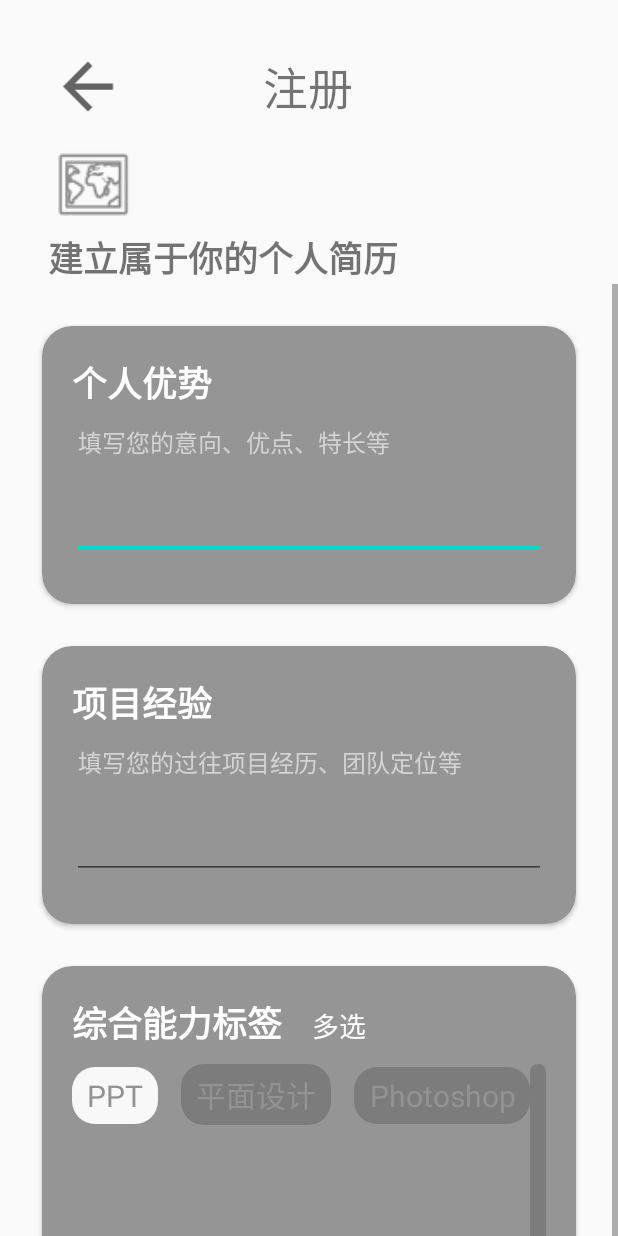
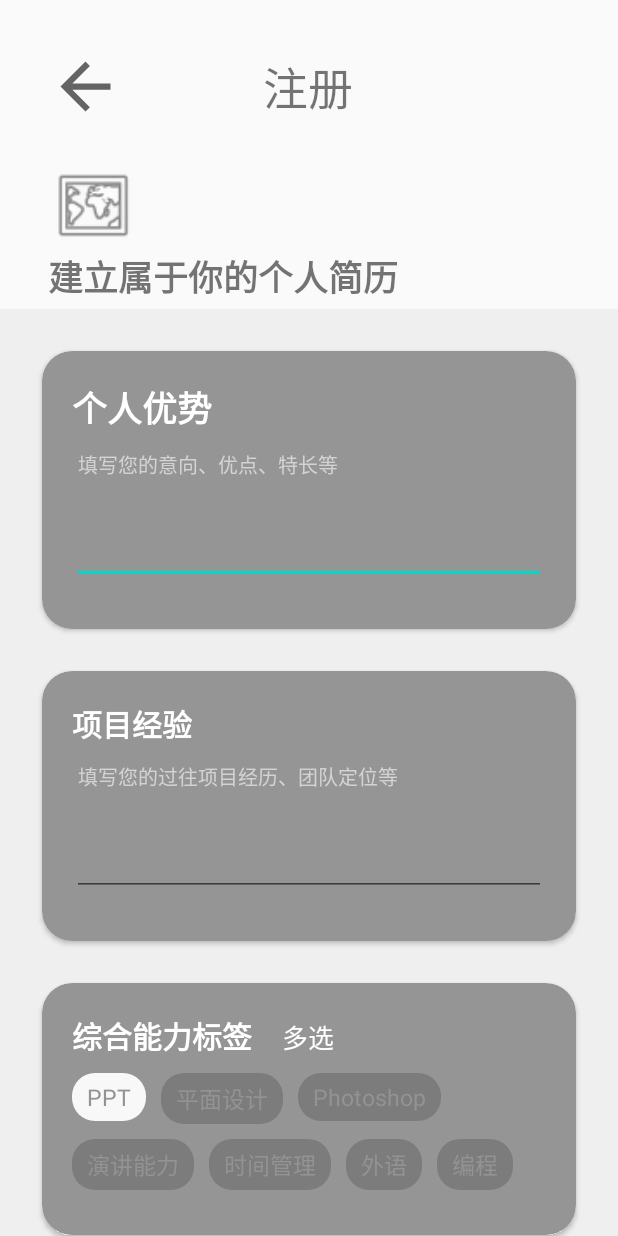
Before and after one commit to CHENEY-0314/Talent_bank, an Android app: the RegisterActivity screen opened directly, with no data from a screen before it, on a phone screen of 412 x 824 dp. Run offline under Robolectric (Android 15) with nearby library versions, the phone set to English and light mode, and no system bars; our stand-ins replace FlexboxLayout.

Commit message:
version1.0

```diff
--- a/app/build.gradle
+++ b/app/build.gradle
@@ -33,5 +33,9 @@ dependencies {
     androidTestImplementation 'androidx.test.espresso:espresso-core:3.2.0'
     implementation 'androidx.cardview:cardview:1.0.0'
     implementation 'com.google.android.material:material:1.1.0'
-    implementation 'androidx.cardview:cardview:1.0.0'
+    //RecyclerView
+
+    //FlexboxLayout
+    implementation 'com.google.android:flexbox:1.0.0'
+
 }
--- a/app/src/main/res/layout/activity_register.xml
+++ b/app/src/main/res/layout/activity_register.xml
@@ -8,11 +8,13 @@
 
     <ImageView
         android:id="@+id/imageView3"
-        android:layout_width="53dp"
+        android:layout_width="50dp"
         android:layout_height="50dp"
         android:layout_marginStart="32dp"
         android:contentDescription="@string/signupback"
         app:layout_constraintBottom_toTopOf="@+id/guideline7"
+        app:layout_constraintEnd_toStartOf="@+id/textView2"
+        app:layout_constraintHorizontal_bias="0.0"
         app:layout_constraintStart_toStartOf="parent"
         app:srcCompat="?attr/homeAsUpIndicator" />
 
@@ -39,16 +41,15 @@
         android:id="@+id/imageView4"
         android:layout_width="60dp"
         android:layout_height="55dp"
-        android:layout_marginTop="9dp"
-        app:layout_constraintBottom_toTopOf="@+id/textView3"
+        app:layout_constraintBottom_toTopOf="@+id/guideline5"
         app:layout_constraintStart_toStartOf="@+id/imageView3"
-        app:layout_constraintTop_toBottomOf="@+id/imageView3"
         app:srcCompat="@android:drawable/ic_menu_mapmode" />
 
     <TextView
         android:id="@+id/textView3"
         android:layout_width="wrap_content"
         android:layout_height="wrap_content"
+        android:layout_marginBottom="4dp"
         android:text="建立属于你的个人简历"
         android:textSize="23sp"
         android:textStyle="bold"
@@ -60,12 +61,13 @@
         android:layout_width="wrap_content"
         android:layout_height="wrap_content"
         android:orientation="horizontal"
-        app:layout_constraintGuide_percent="0.23" />
+        app:layout_constraintGuide_percent="0.25" />
 
     <ScrollView
         android:id="@+id/scrollView2"
         android:layout_width="match_parent"
         android:layout_height="wrap_content"
+        android:background="#EFEFEF"
         app:layout_constraintEnd_toEndOf="parent"
         app:layout_constraintHorizontal_bias="0.0"
         app:layout_constraintStart_toStartOf="parent"
@@ -84,10 +86,12 @@
                 app:cardBackgroundColor="#959595"
                 app:cardCornerRadius="20dp"
                 app:contentPadding="20dp">
+
                 <LinearLayout
                     android:layout_width="match_parent"
                     android:layout_height="match_parent"
                     android:orientation="vertical">
+
                     <TextView
                         android:layout_width="wrap_content"
                         android:layout_height="wrap_content"
@@ -95,18 +99,19 @@
                         android:textColor="#fff"
                         android:textSize="23sp"
                         android:textStyle="bold" />
+
                     <EditText
                         android:layout_width="match_parent"
                         android:layout_height="100dp"
                         android:layout_marginBottom="10dp"
+                        android:gravity="start"
+                        android:hint="填写您的意向、优点、特长等"
+                        android:inputType="textMultiLine"
+                        android:lineSpacingExtra="3dp"
+                        android:maxLength="100"
                         android:textColor="#fff"
-                    android:maxLength="100"
-                    android:gravity="start"
-                    android:lineSpacingExtra="3dp"
-                    android:textSize="16sp"
-                    android:inputType="textMultiLine"
-                    android:hint="填写您的意向、优点、特长等"
-                    android:textColorHint="#D3D3D3"/>
+                        android:textColorHint="#D3D3D3"
+                        android:textSize="13sp" />
                 </LinearLayout>
             </androidx.cardview.widget.CardView>
 
@@ -120,29 +125,32 @@
                 app:cardBackgroundColor="#959595"
                 app:cardCornerRadius="20dp"
                 app:contentPadding="20dp">
+
                 <LinearLayout
                     android:layout_width="match_parent"
                     android:layout_height="match_parent"
                     android:orientation="vertical">
+
                     <TextView
                         android:layout_width="wrap_content"
                         android:layout_height="wrap_content"
                         android:text="项目经验"
                         android:textColor="#fff"
-                    android:textSize="23sp"
+                        android:textSize="20sp"
                         android:textStyle="bold" />
+
                     <EditText
                         android:layout_width="match_parent"
                         android:layout_height="100dp"
                         android:layout_marginBottom="10dp"
+                        android:gravity="start"
+                        android:hint="填写您的过往项目经历、团队定位等"
+                        android:inputType="textMultiLine"
+                        android:lineSpacingExtra="3dp"
+                        android:maxLength="100"
                         android:textColor="#fff"
-                    android:maxLength="100"
-                    android:gravity="start"
-                    android:textSize="16sp"
-                    android:lineSpacingExtra="3dp"
-                    android:inputType="textMultiLine"
-                    android:hint="填写您的过往项目经历、团队定位等"
-                    android:textColorHint="#D3D3D3"/>
+                        android:textColorHint="#D3D3D3"
+                        android:textSize="13sp" />
                 </LinearLayout>
             </androidx.cardview.widget.CardView>
 
@@ -156,111 +164,175 @@
                 app:cardBackgroundColor="#959595"
                 app:cardCornerRadius="20dp"
                 app:contentPadding="20dp">
+
                 <LinearLayout
                     android:layout_width="match_parent"
                     android:layout_height="match_parent"
                     android:orientation="vertical">
+
                     <LinearLayout
                         android:layout_width="wrap_content"
                         android:layout_height="wrap_content">
+
                         <TextView
                             android:layout_width="wrap_content"
                             android:layout_height="wrap_content"
                             android:text="综合能力标签"
                             android:textColor="#fff"
-                            android:textSize="23sp"
+                            android:textSize="20sp"
                             android:textStyle="bold" />
+
                         <TextView
                             android:layout_width="wrap_content"
                             android:layout_height="wrap_content"
+                            android:paddingLeft="20dp"
                             android:text="多选"
-                            android:paddingLeft="20dp"
                             android:textColor="#fff"
-                            android:textSize="18sp"/>
+                            android:textSize="17sp" />
                     </LinearLayout>
-                    <LinearLayout
+
+                    <com.google.android.flexbox.FlexboxLayout
                         android:layout_width="match_parent"
                         android:layout_height="wrap_content"
-                        android:paddingTop="10dp">
+                        android:paddingTop="10dp"
+                        app:flexWrap="wrap">
+
                         <CheckBox
                             android:id="@+id/cb_1"
                             android:layout_width="wrap_content"
                             android:layout_height="wrap_content"
+                            android:layout_marginRight="10dp"
+                            android:layout_marginBottom="10dp"
+                            android:background="@drawable/register_choose"
+                            android:button="@null"
+                            android:checked="true"
+                            android:gravity="center"
+                            android:paddingHorizontal="10dp"
                             android:paddingVertical="5dp"
-                            android:paddingHorizontal="10dp"
                             android:text="PPT"
                             android:textColor="#939393"
-                            android:button="@null"
-                            android:checked="true"
-                            android:textSize="20sp"
-                            android:gravity="center"
-                            android:background="@drawable/register_choose"/>
+                            android:textSize="15sp" />
+
                         <CheckBox
                             android:id="@+id/cb_2"
                             android:layout_width="wrap_content"
                             android:layout_height="wrap_content"
+                            android:layout_marginRight="10dp"
+                            android:layout_marginBottom="10dp"
+                            android:background="@drawable/register_choose"
+                            android:button="@null"
+                            android:gravity="center"
+                            android:paddingHorizontal="10dp"
                             android:paddingVertical="5dp"
-                            android:layout_marginLeft="15dp"
-                            android:paddingHorizontal="10dp"
                             android:text="平面设计"
                             android:textColor="#939393"
-                            android:button="@null"
-                            android:textSize="20sp"
-                            android:gravity="center"
-                            android:background="@drawable/register_choose"/>
+                            android:textSize="15sp" />
+
                         <CheckBox
                             android:id="@+id/cb_3"
                             android:layout_width="wrap_content"
                             android:layout_height="wrap_content"
+                            android:layout_marginRight="10dp"
+                            android:layout_marginBottom="10dp"
+                            android:background="@drawable/register_choose"
+                            android:button="@null"
+                            android:gravity="center"
+                            android:paddingHorizontal="10dp"
                             android:paddingVertical="5dp"
-                            android:layout_marginLeft="15dp"
-                            android:paddingHorizontal="10dp"
                             android:text="Photoshop"
                             android:textColor="#939393"
-                            android:button="@null"
-                            android:textSize="20sp"
-                            android:gravity="center"
-                            android:background="@drawable/register_choose"/>
+                            android:textSize="15sp" />
+
                         <CheckBox
                             android:id="@+id/cb_4"
                             android:layout_width="wrap_content"
                             android:layout_height="wrap_content"
+                            android:layout_marginRight="10dp"
+                            android:layout_marginBottom="10dp"
+                            android:background="@drawable/register_choose"
+                            android:button="@null"
+                            android:gravity="center"
+                            android:paddingHorizontal="10dp"
                             android:paddingVertical="5dp"
-                            android:paddingHorizontal="10dp"
                             android:text="演讲能力"
                             android:textColor="#939393"
-                            android:button="@null"
-                            android:textSize="20sp"
-                            android:gravity="center"
-                            android:background="@drawable/register_choose"/>
+                            android:textSize="15sp" />
+
                         <CheckBox
                             android:id="@+id/cb_5"
                             android:layout_width="wrap_content"
                             android:layout_height="wrap_content"
+                            android:layout_marginRight="10dp"
+                            android:layout_marginBottom="10dp"
+                            android:background="@drawable/register_choose"
+                            android:button="@null"
+                            android:gravity="center"
+                            android:paddingHorizontal="10dp"
                             android:paddingVertical="5dp"
-                            android:layout_marginLeft="15dp"
-                            android:paddingHorizontal="10dp"
                             android:text="时间管理"
                             android:textColor="#939393"
+                            android:textSize="15sp" />
+
+                        <CheckBox
+                            android:id="@+id/cb_6"
+                            android:layout_width="wrap_content"
+                            android:layout_height="wrap_content"
+                            android:layout_marginRight="10dp"
+                            android:layout_marginBottom="10dp"
+                            android:background="@drawable/register_choose"
                             android:button="@null"
-                            android:textSize="20sp"
                             android:gravity="center"
-                            android:background="@drawable/register_choose"/>
-                    </LinearLayout>
+                            android:paddingHorizontal="10dp"
+                            android:paddingVertical="5dp"
+                            android:text="外语"
+                            android:textColor="#939393"
+                            android:textSize="15sp" />
+
+                        <CheckBox
+                            android:id="@+id/cb_7"
+                            android:layout_width="wrap_content"
+                            android:layout_height="wrap_content"
+                            android:layout_marginRight="10dp"
+                            android:layout_marginBottom="10dp"
+                            android:background="@drawable/register_choose"
+                            android:button="@null"
+                            android:gravity="center"
+                            android:paddingHorizontal="10dp"
+                            android:paddingVertical="5dp"
+                            android:text="编程"
+                            android:textColor="#939393"
+                            android:textSize="15sp" />
+                    </com.google.android.flexbox.FlexboxLayout>
+
                 </LinearLayout>
             </androidx.cardview.widget.CardView>
 
             <Button
                 android:layout_width="match_parent"
                 android:layout_height="wrap_content"
-                android:text="下一步"
                 android:layout_marginHorizontal="50dp"
-                android:textSize="30dp"
+                android:layout_marginBottom="100dp"
                 android:background="@drawable/signup_btnshape"
                 android:gravity="center"
-                android:layout_marginBottom="100dp"/>
+                android:text="下一步"
+                android:textColor="#fff"
+                android:textSize="30dp" />
         </LinearLayout>
     </ScrollView>
 
+    <androidx.constraintlayout.widget.Guideline
+        android:id="@+id/guideline4"
+        android:layout_width="wrap_content"
+        android:layout_height="wrap_content"
+        android:orientation="vertical"
+        app:layout_constraintGuide_percent="0.07" />
+
+    <androidx.constraintlayout.widget.Guideline
+        android:id="@+id/guideline5"
+        android:layout_width="wrap_content"
+        android:layout_height="wrap_content"
+        android:orientation="horizontal"
+        app:layout_constraintGuide_percent="0.2" />
+
 
 </androidx.constraintlayout.widget.ConstraintLayout>
--- a/build.gradle
+++ b/build.gradle
@@ -8,7 +8,7 @@ buildscript {
         jcenter()
     }
     dependencies {
-        classpath 'com.android.tools.build:gradle:3.1.2'
+        classpath 'com.android.tools.build:gradle:3.6.0'
 
 
         // NOTE: Do not place your application dependencies here; they belong
--- a/gradle.properties
+++ b/gradle.properties
@@ -17,3 +17,4 @@ org.gradle.jvmargs=-Xmx1536m
 android.useAndroidX=true
 # Automatically convert third-party libraries to use AndroidX
 android.enableJetifier=true
+android.databinding.enableV2=true
```
Lines whose indentation alone changed are shown as unchanged.
